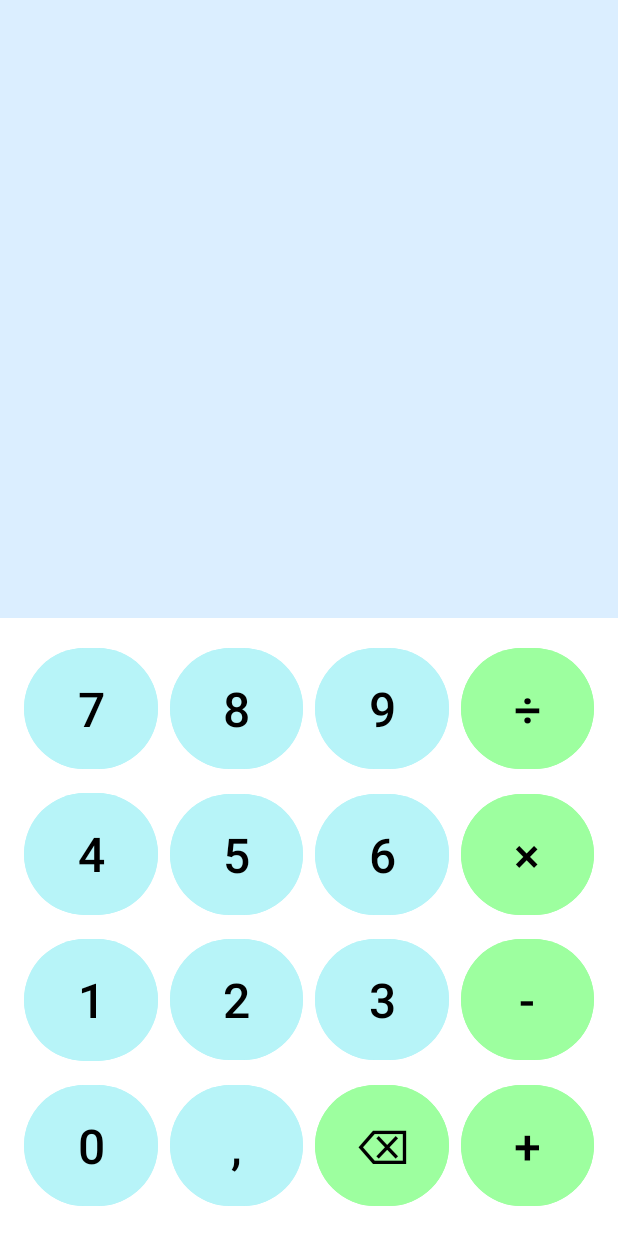
After one commit to KRASILNIKOV30/mobile-dev, an Android app: the layout calculator.xml on its own in the app's theme, with its tools: preview values and no code run, on a phone screen of 412 x 824 dp. The commit adds this screen. Run offline under Robolectric (Android 15) with nearby library versions, the phone set to English and light mode, and no system bars.

Commit message:
Сверстал калькулятор

```diff
--- /dev/null
+++ b/app/src/main/res/layout-land/calculator.xml
@@ -0,0 +1,6 @@
+<?xml version="1.0" encoding="utf-8"?>
+<androidx.constraintlayout.widget.ConstraintLayout xmlns:android="http://schemas.android.com/apk/res/android"
+    android:layout_width="match_parent"
+    android:layout_height="match_parent">
+
+</androidx.constraintlayout.widget.ConstraintLayout>
--- /dev/null
+++ b/app/src/main/res/layout/calculator.xml
@@ -0,0 +1,248 @@
+<?xml version="1.0" encoding="utf-8"?>
+<androidx.constraintlayout.widget.ConstraintLayout xmlns:android="http://schemas.android.com/apk/res/android"
+    xmlns:app="http://schemas.android.com/apk/res-auto"
+    android:layout_width="match_parent"
+    android:layout_height="match_parent">
+
+    <androidx.constraintlayout.widget.ConstraintLayout
+        android:id="@+id/display"
+        android:layout_width="match_parent"
+        android:layout_height="0dp"
+        android:background="@color/background"
+        app:layout_constraintBottom_toTopOf="@+id/buttons"
+        app:layout_constraintTop_toTopOf="parent">
+
+    </androidx.constraintlayout.widget.ConstraintLayout>
+
+    <androidx.constraintlayout.widget.ConstraintLayout
+        android:id="@+id/buttons"
+        android:layout_width="match_parent"
+        android:layout_height="wrap_content"
+        android:background="@color/white"
+        android:padding="16dp"
+        app:layout_constraintBottom_toBottomOf="parent">
+
+        <Button
+            android:id="@+id/button1"
+            android:layout_width="0dp"
+            android:layout_height="0dp"
+            android:backgroundTint="@color/button"
+            android:gravity="center"
+            android:text="@string/number7"
+            android:textColor="@color/black"
+            android:textSize="32sp"
+            app:layout_constraintDimensionRatio="w,1:1"
+            app:layout_constraintLeft_toLeftOf="parent"
+            app:layout_constraintTop_toTopOf="parent" />
+
+        <Button
+            android:id="@+id/button2"
+            android:layout_width="0dp"
+            android:layout_height="0dp"
+            android:backgroundTint="@color/button"
+            android:gravity="center"
+            android:text="@string/number8"
+            android:textColor="@color/black"
+            android:textSize="32sp"
+            app:layout_constraintDimensionRatio="w,1:1"
+            app:layout_constraintLeft_toLeftOf="parent"
+            app:layout_constraintTop_toTopOf="parent" />
+
+        <Button
+            android:id="@+id/button3"
+            android:layout_width="0dp"
+            android:layout_height="0dp"
+            android:backgroundTint="@color/button"
+            android:gravity="center"
+            android:text="@string/number9"
+            android:textColor="@color/black"
+            android:textSize="32sp"
+            app:layout_constraintDimensionRatio="w,1:1"
+            app:layout_constraintLeft_toLeftOf="parent"
+            app:layout_constraintTop_toTopOf="parent" />
+
+        <Button
+            android:id="@+id/button4"
+            android:layout_width="0dp"
+            android:layout_height="0dp"
+            android:backgroundTint="@color/actionButton"
+            android:gravity="center"
+            android:text="@string/div"
+            android:textColor="@color/black"
+            android:textSize="32sp"
+            app:layout_constraintDimensionRatio="w,1:1"
+            app:layout_constraintLeft_toLeftOf="parent"
+            app:layout_constraintTop_toTopOf="parent" />
+
+        <Button
+            android:id="@+id/button5"
+            android:layout_width="0dp"
+            android:layout_height="0dp"
+            android:backgroundTint="@color/button"
+            android:gravity="center"
+            android:text="@string/number4"
+            android:textColor="@color/black"
+            android:textSize="32sp"
+            app:layout_constraintDimensionRatio="w,1:1"
+            app:layout_constraintLeft_toLeftOf="parent"
+            app:layout_constraintTop_toTopOf="parent" />
+
+        <Button
+            android:id="@+id/button6"
+            android:layout_width="0dp"
+            android:layout_height="0dp"
+            android:backgroundTint="@color/button"
+            android:gravity="center"
+            android:text="@string/number5"
+            android:textColor="@color/black"
+            android:textSize="32sp"
+            app:layout_constraintDimensionRatio="w,1:1"
+            app:layout_constraintLeft_toLeftOf="parent"
+            app:layout_constraintTop_toTopOf="parent" />
+
+        <Button
+            android:id="@+id/button7"
+            android:layout_width="0dp"
+            android:layout_height="0dp"
+            android:backgroundTint="@color/button"
+            android:gravity="center"
+            android:text="@string/number6"
+            android:textColor="@color/black"
+            android:textSize="32sp"
+            app:layout_constraintDimensionRatio="w,1:1"
+            app:layout_constraintLeft_toLeftOf="parent"
+            app:layout_constraintTop_toTopOf="parent" />
+
+        <Button
+            android:id="@+id/button8"
+            android:layout_width="0dp"
+            android:layout_height="0dp"
+            android:backgroundTint="@color/actionButton"
+            android:gravity="center"
+            android:text="@string/mul"
+            android:textColor="@color/black"
+            android:textSize="32sp"
+            app:layout_constraintDimensionRatio="w,1:1"
+            app:layout_constraintLeft_toLeftOf="parent"
+            app:layout_constraintTop_toTopOf="parent" />
+
+        <Button
+            android:id="@+id/button9"
+            android:layout_width="0dp"
+            android:layout_height="0dp"
+            android:backgroundTint="@color/button"
+            android:gravity="center"
+            android:text="@string/number1"
+            android:textColor="@color/black"
+            android:textSize="32sp"
+            app:layout_constraintDimensionRatio="w,1:1"
+            app:layout_constraintLeft_toLeftOf="parent"
+            app:layout_constraintTop_toTopOf="parent" />
+
+        <Button
+            android:id="@+id/button10"
+            android:layout_width="0dp"
+            android:layout_height="0dp"
+            android:backgroundTint="@color/button"
+            android:gravity="center"
+            android:text="@string/number2"
+            android:textColor="@color/black"
+            android:textSize="32sp"
+            app:layout_constraintDimensionRatio="w,1:1"
+            app:layout_constraintLeft_toLeftOf="parent"
+            app:layout_constraintTop_toTopOf="parent" />
+
+        <Button
+            android:id="@+id/button11"
+            android:layout_width="0dp"
+            android:layout_height="0dp"
+            android:backgroundTint="@color/button"
+            android:gravity="center"
+            android:text="@string/number3"
+            android:textColor="@color/black"
+            android:textSize="32sp"
+            app:layout_constraintDimensionRatio="w,1:1"
+            app:layout_constraintLeft_toLeftOf="parent"
+            app:layout_constraintTop_toTopOf="parent" />
+
+        <Button
+            android:id="@+id/button12"
+            android:layout_width="0dp"
+            android:layout_height="0dp"
+            android:backgroundTint="@color/actionButton"
+            android:gravity="center"
+            android:text="@string/minus"
+            android:textColor="@color/black"
+            android:textSize="32sp"
+            app:layout_constraintDimensionRatio="w,1:1"
+            app:layout_constraintLeft_toLeftOf="parent"
+            app:layout_constraintTop_toTopOf="parent" />
+
+        <Button
+            android:id="@+id/button13"
+            android:layout_width="0dp"
+            android:layout_height="0dp"
+            android:backgroundTint="@color/button"
+            android:gravity="center"
+            android:text="@string/number0"
+            android:textColor="@color/black"
+            android:textSize="32sp"
+            app:layout_constraintDimensionRatio="w,1:1"
+            app:layout_constraintLeft_toLeftOf="parent"
+            app:layout_constraintTop_toTopOf="parent" />
+
+        <Button
+            android:id="@+id/button14"
+            android:layout_width="0dp"
+            android:layout_height="0dp"
+            android:backgroundTint="@color/button"
+            android:gravity="center"
+            android:text="@string/comma"
+            android:textColor="@color/black"
+            android:textSize="32sp"
+            app:layout_constraintDimensionRatio="w,1:1"
+            app:layout_constraintLeft_toLeftOf="parent"
+            app:layout_constraintTop_toTopOf="parent" />
+
+        <Button
+            android:id="@+id/button15"
+            android:layout_width="0dp"
+            android:layout_height="0dp"
+            android:backgroundTint="@color/actionButton"
+            android:gravity="center"
+            android:text="@string/del"
+            android:textColor="@color/black"
+            android:textSize="32sp"
+            app:layout_constraintDimensionRatio="w,1:1"
+            app:layout_constraintLeft_toLeftOf="parent"
+            app:layout_constraintTop_toTopOf="parent" />
+
+        <Button
+            android:id="@+id/button16"
+            android:layout_width="0dp"
+            android:layout_height="0dp"
+            android:backgroundTint="@color/actionButton"
+            android:gravity="center"
+            android:text="@string/plus"
+            android:textColor="@color/black"
+            android:textSize="32sp"
+            app:layout_constraintDimensionRatio="w,1:1"
+            app:layout_constraintLeft_toLeftOf="parent"
+            app:layout_constraintTop_toTopOf="parent" />
+
+        <androidx.constraintlayout.helper.widget.Flow
+            android:layout_width="match_parent"
+            android:layout_height="0dp"
+            app:constraint_referenced_ids="button1, button2, button3, button4, button5, button6, button7, button8, button9, button10, button11, button12, button13, button14, button15, button16"
+            app:flow_horizontalGap="8dp"
+            app:flow_horizontalStyle="spread"
+            app:flow_maxElementsWrap="4"
+            app:flow_verticalGap="8dp"
+            app:flow_verticalStyle="spread"
+            app:flow_wrapMode="chain"
+            app:layout_constraintBottom_toBottomOf="parent"
+            app:layout_constraintLeft_toLeftOf="parent"
+            app:layout_constraintTop_toTopOf="parent" />
+    </androidx.constraintlayout.widget.ConstraintLayout>
+
+</androidx.constraintlayout.widget.ConstraintLayout>
--- a/app/src/main/res/layout/card_info.xml
+++ /dev/null
@@ -1,29 +0,0 @@
-<?xml version="1.0" encoding="utf-8"?>
-<androidx.constraintlayout.widget.ConstraintLayout xmlns:android="http://schemas.android.com/apk/res/android"
-    xmlns:tools="http://schemas.android.com/tools"
-    android:layout_width="match_parent"
-    android:layout_height="match_parent">
-
-    <LinearLayout xmlns:android="http://schemas.android.com/apk/res/android"
-        android:id="@+id/height_info"
-        android:layout_width="fill_parent"
-        android:layout_height="wrap_content"
-        android:orientation="vertical">
-
-        <TextView
-            android:layout_width="wrap_content"
-            android:layout_height="wrap_content"
-            android:text="@string/height"
-            android:textColor="@color/subdued"
-            android:textSize="10sp"
-            tools:ignore="SmallSp" />
-
-        <TextView
-            android:layout_width="wrap_content"
-            android:layout_height="wrap_content"
-            android:text="@string/musician"
-            android:textFontWeight="700"
-            android:textSize="16sp" />
-    </LinearLayout>
-
-</androidx.constraintlayout.widget.ConstraintLayout>
--- /dev/null
+++ b/app/src/main/res/values/calc.xml
@@ -0,0 +1,19 @@
+<?xml version="1.0" encoding="utf-8"?>
+<resources>
+    <string name="number1">1</string>
+    <string name="number2">2</string>
+    <string name="number3">3</string>
+    <string name="number4">4</string>
+    <string name="number5">5</string>
+    <string name="number6">6</string>
+    <string name="number7">7</string>
+    <string name="number8">8</string>
+    <string name="number9">9</string>
+    <string name="number0">0</string>
+    <string name="div">÷</string>
+    <string name="mul">×</string>
+    <string name="plus">+</string>
+    <string name="minus">-</string>
+    <string name="comma">,</string>
+    <string name="del">⌫</string>
+</resources>
--- a/app/src/main/res/values/colors.xml
+++ b/app/src/main/res/values/colors.xml
@@ -5,4 +5,7 @@
     <color name="subdued">#7D7D7D</color>
     <color name="border">#D9D9D9</color>
     <color name="accent">#F44BDA</color>
+    <color name="background">#DBEEFF</color>
+    <color name="button">#B7F4F8</color>
+    <color name="actionButton">#9DFF9F</color>
 </resources>
```
